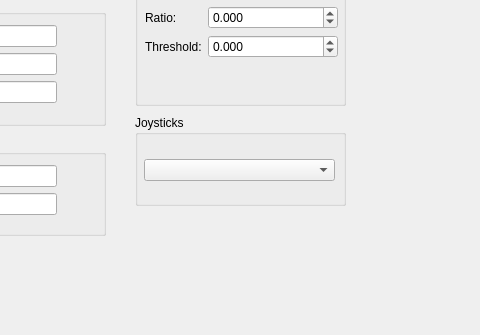
Qt form Monterey/rovsettings.ui (rovsuite/monterey) before a commit; both pictures show x 125 to 605 and y 215 to 550 of the 900 by 550 pixel window.
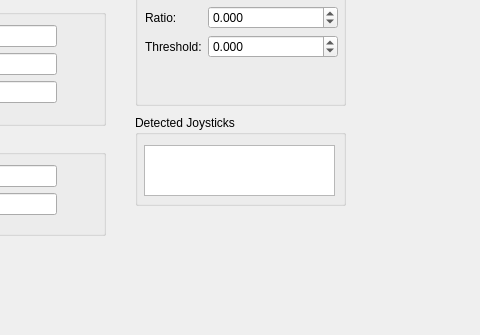
The same form after that commit.

Commit message: Fixed a few classes based on input from CPPCheck. Added depth graphing At the moment, the settings window only shows the attached joysticks, it does not let the user select a different one.

Diff of the .ui file:
```diff
--- a/Monterey/rovsettings.ui
+++ b/Monterey/rovsettings.ui
@@ -383,7 +383,7 @@
     </rect>
    </property>
    <property name="title">
-    <string>Joysticks</string>
+    <string>Detected Joysticks</string>
    </property>
    <widget class="QWidget" name="horizontalLayoutWidget_2">
     <property name="geometry">
@@ -396,17 +396,7 @@
     </property>
     <layout class="QHBoxLayout" name="horizontalLayout_3">
      <item>
-      <widget class="QComboBox" name="comboJoysticks">
-       <property name="currentIndex">
-        <number>-1</number>
-       </property>
-       <property name="maxVisibleItems">
-        <number>2</number>
-       </property>
-       <property name="maxCount">
-        <number>2</number>
-       </property>
-      </widget>
+      <widget class="QListWidget" name="listJoysticks"/>
      </item>
     </layout>
    </widget>
```
The commit also changes 11 other files.
